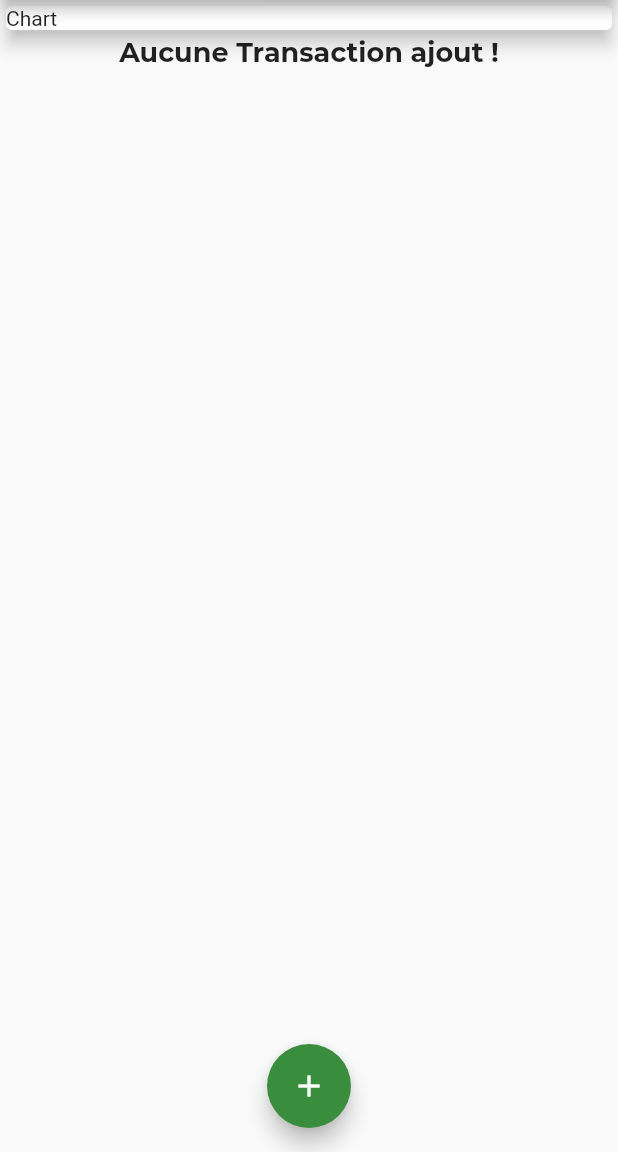
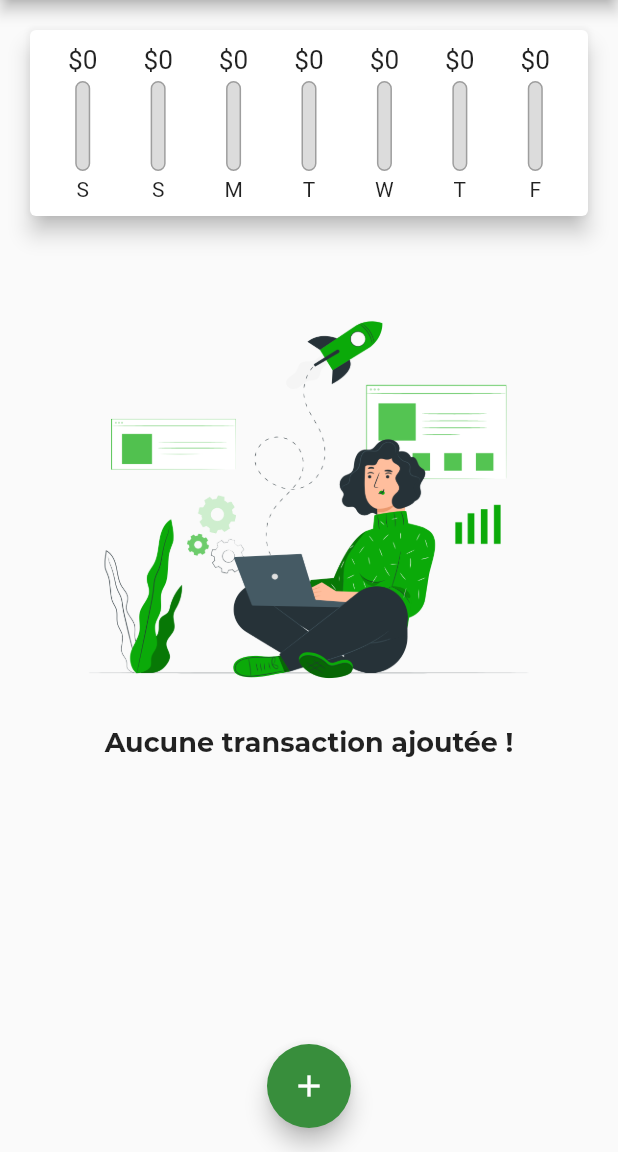
Before and after one commit to calebrussel77/expense_planner, a Flutter app: the screen it shows after launch, on a phone screen of 412 x 824 dp, the part 84-1236 px from its top. Run offline on Flutter 3.47's test engine with Material 2 defaults, Android fonts, the phone set to English and light mode, and no system bars; project files that could hold a hidden picture were left out.

Commit message:
add and remove transactions

```diff
--- a/lib/main.dart
+++ b/lib/main.dart
@@ -1,6 +1,7 @@
 import 'package:flutter/material.dart';
 
 import './models/transaction.dart';
+import './widgets/chart.dart';
 import './widgets/new_transaction.dart';
 import './widgets/transaction_list.dart';
 
@@ -14,9 +15,10 @@ class MyApp extends StatelessWidget {
       theme: ThemeData(
           primarySwatch: Colors.green,
           accentColor: Colors.lightGreen,
+          errorColor: Colors.red,
           fontFamily: "San-Francisco",
           textTheme: ThemeData.light().textTheme.copyWith(
-                title: TextStyle(
+                headline6: TextStyle(
                   fontFamily: "Montserrat",
                   fontSize: 18,
                   fontWeight: FontWeight.bold,
@@ -24,7 +26,7 @@ class MyApp extends StatelessWidget {
               ),
           appBarTheme: AppBarTheme(
             textTheme: ThemeData.light().textTheme.copyWith(
-                  title: TextStyle(
+                  headline6: TextStyle(
                     fontFamily: "Montserrat",
                     fontSize: 23,
                     fontWeight: FontWeight.bold,
@@ -52,16 +54,36 @@ class _MyHomePageState extends State<MyHomePage> {
     //     date: DateTime.now()),
   ];
 
-  void _addNewTransaction(String title, double amount) {
+//dynamique calculator properties => getter;
+  List<Transaction> get _recentTransactions {
+    //on récupère les transactions qui sont après la date d'aujourd'hui moins 07jours.
+    //ce sont elles les transactions les plus recentes.
+
+    return _userTransactions.where((tx) {
+      return tx.date.isAfter(DateTime.now().subtract(
+        Duration(days: 7),
+      ));
+    }).toList(); // where return an iterable but we expected a list
+  }
+
+  void _addNewTransaction(String title, double amount, DateTime selectedDate) {
     final newTx = Transaction(
       title: title,
       amount: amount,
       id: DateTime.now().toString(),
-      date: DateTime.now(),
+      date: selectedDate,
     );
 
     setState(() {
       _userTransactions.add(newTx);
+    });
+  }
+
+  void _deleteTransaction(String id) {
+    setState(() {
+      _userTransactions.removeWhere((element) {
+        return element.id == id;
+      });
     });
   }
 
@@ -71,7 +93,8 @@ class _MyHomePageState extends State<MyHomePage> {
         builder: (builderCtx) {
           return GestureDetector(
             onTap: () {},
-            child: NewTransaction(_addNewTransaction),
+            child: SingleChildScrollView(
+                child: NewTransaction(_addNewTransaction)),
             behavior:
                 HitTestBehavior.opaque, //important for the gesture behavior
           );
@@ -81,6 +104,7 @@ class _MyHomePageState extends State<MyHomePage> {
   @override
   Widget build(BuildContext context) {
     return Scaffold(
+      resizeToAvoidBottomInset: false,
       appBar: AppBar(
         title: Text(
           'Expense Planner',
@@ -101,26 +125,24 @@ class _MyHomePageState extends State<MyHomePage> {
           //and left to right on a row.
           crossAxisAlignment: CrossAxisAlignment.stretch,
           children: <Widget>[
-            Container(
-              child: Card(
-                //Cards By default depends of the size of his child
-                //Text widget have the size of the text so you need a container
-                //to modify the size.
-                child: Text("Chart"),
-                elevation: 5,
-              ),
-              width: double.infinity,
-            ),
+            Chart(_recentTransactions),
             _userTransactions.isEmpty
                 ? Column(
                     children: [
+                      Container(
+                        height: 320,
+                        child: Image.asset(
+                          "assets/images/Startup life-pana.png",
+                          fit: BoxFit.cover,
+                        ),
+                      ),
                       Text(
-                        "Aucune Transaction ajout !",
-                        style: Theme.of(context).textTheme.title,
+                        "Aucune transaction ajoutée !",
+                        style: Theme.of(context).textTheme.headline6,
                       ),
                     ],
                   )
-                : TransactionList(_userTransactions),
+                : TransactionList(_userTransactions, _deleteTransaction),
           ],
         ),
       ),
--- /dev/null
+++ b/lib/widgets/chart.dart
@@ -0,0 +1,67 @@
+import '../widgets/chart_bar.dart';
+import 'package:flutter/material.dart';
+import 'package:intl/intl.dart';
+
+import '../models/transaction.dart';
+
+class Chart extends StatelessWidget {
+  final List<Transaction> recentTransactions;
+
+  Chart(this.recentTransactions);
+
+  List<Map> get groupedTransactionValues {
+    //permet de generer une liste de transaction sous 07jours
+    return List.generate(7, (index) {
+      final weekDay = DateTime.now().subtract(
+        Duration(days: index),
+      ); // on enlève le nombre de jour par rapport à la date d'aujourdh'hui. exple : 13/12/2012 - 0jours => c'est aujourdh'ui
+      var totalSum = 0.0;
+
+      for (var singleTransaction in recentTransactions) {
+        if (singleTransaction.date.day == weekDay.day &&
+            singleTransaction.date.month == weekDay.month &&
+            singleTransaction.date.year == weekDay.year) {
+          totalSum += singleTransaction.amount;
+        }
+      }
+
+      return {
+        "day": DateFormat.E().format(weekDay).substring(0, 1),
+        "amount": totalSum
+      };
+    }).reversed.toList();
+  }
+
+  double get totalSpending {
+    return groupedTransactionValues.fold(0.0, (sum, item) {
+      return sum + item['amount'];
+    });
+  }
+
+  @override
+  Widget build(BuildContext context) {
+    return Card(
+      elevation: 6,
+      margin: EdgeInsets.all(20),
+      child: Container(
+        padding: EdgeInsets.all(10),
+        child: Row(
+          mainAxisAlignment: MainAxisAlignment.spaceAround,
+          children: groupedTransactionValues.map((data) {
+            print(data['amount']);
+
+            return Flexible(
+              fit: FlexFit.tight, // equivalent de flex-grow
+              child: ChartBar(
+                  label: data['day'],
+                  spendingAmount: data['amount'],
+                  spendingPctOfTotal: totalSpending == 0.0
+                      ? 0.0
+                      : (data['amount'] as double) / totalSpending),
+            );
+          }).toList(),
+        ),
+      ),
+    );
+  }
+}
--- /dev/null
+++ b/lib/widgets/chart_bar.dart
@@ -0,0 +1,58 @@
+import 'package:flutter/material.dart';
+
+class ChartBar extends StatelessWidget {
+  final String label;
+  final double spendingAmount;
+  final double spendingPctOfTotal;
+
+  ChartBar({this.label, this.spendingAmount, this.spendingPctOfTotal});
+
+  @override
+  Widget build(BuildContext context) {
+    return Column(
+      children: [
+        //permet à son enfant de ne pas aller à la ligne et de faire un truncate en gardant son espace
+        Container(
+          height: 20,
+          child: FittedBox(
+            child: Text('\$${spendingAmount.toStringAsFixed(0)}'),
+          ),
+        ),
+        SizedBox(
+          height: 4,
+        ),
+        Container(
+          width: 10,
+          height: 60,
+          child:
+              //permet d'aligner des elements comme une colonne mais les uns sur les autres
+              //et utilise la priorité de superposition du bas vers le haut
+              Stack(
+            children: [
+              Container(
+                decoration: BoxDecoration(
+                  border: Border.all(color: Colors.grey, width: 1.0),
+                  color: Color.fromRGBO(220, 220, 220, 1),
+                  borderRadius: BorderRadius.circular(10),
+                ),
+              ),
+              FractionallySizedBox(
+                heightFactor: spendingPctOfTotal,
+                child: Container(
+                  decoration: BoxDecoration(
+                    color: Theme.of(context).primaryColor,
+                    borderRadius: BorderRadius.circular(10),
+                  ),
+                ),
+              ),
+            ],
+          ),
+        ),
+        SizedBox(
+          height: 4,
+        ),
+        Text(label),
+      ],
+    );
+  }
+}
--- a/pubspec.yaml
+++ b/pubspec.yaml
@@ -47,7 +47,7 @@ flutter:
 
   # To add assets to your application, add an assets section, like this:
   assets:
-    - assets/images/transactions.svg
+    - assets/images/Startup life-pana.png
     # - images/a_dot_ham.jpeg
 
   # An image asset can refer to one or more resolution-specific "variants", see
```
Also changed, not shown: lib/widgets/new_transaction.dart (+65 -17 lines), lib/widgets/transaction_list.dart (+32 -48 lines), assets/images/Startup life-pana.png (added), pubspec.lock.
